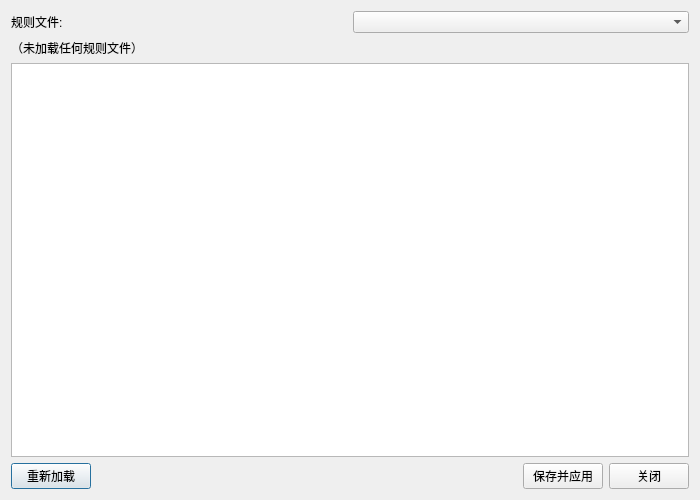
Qt form src/fuscan/gui/rule_editor.ui (gookeryoung/uniscan) before a commit.
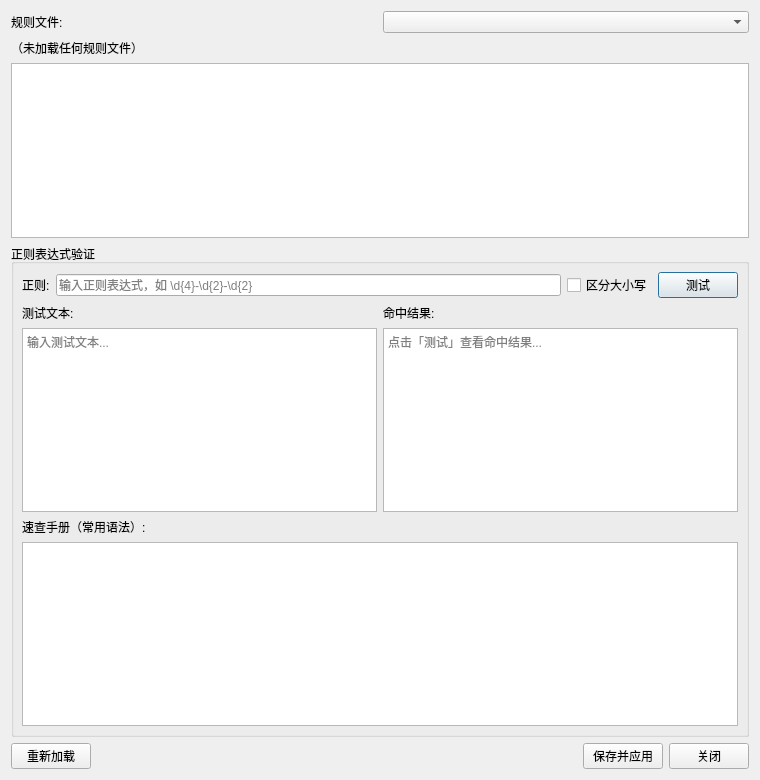
The same form after that commit.

Commit message: feat: 完成 req-13 功能优化（扫描取消加速/大文件跳过/7Z扫描/正则验证）

The edit to the form file:
```diff
--- a/src/fuscan/gui/rule_editor.ui
+++ b/src/fuscan/gui/rule_editor.ui
@@ -6,10 +6,16 @@
    <rect>
     <x>0</x>
     <y>0</y>
-    <width>700</width>
-    <height>500</height>
+    <width>760</width>
+    <height>780</height>
    </rect>
   </property>
+  <property name="minimumSize">
+   <size>
+    <width>760</width>
+    <height>780</height>
+   </size>
+  </property>
   <property name="windowTitle">
    <string>规则编辑器</string>
   </property>
@@ -45,6 +51,155 @@
      </property>
     </widget>
    </item>
+   <item>
+    <widget class="QGroupBox" name="regex_test_group">
+     <property name="title">
+      <string>正则表达式验证</string>
+     </property>
+     <property name="toolTip">
+      <string>测试正则表达式是否符合预期，与扫描引擎 finditer 行为一致</string>
+     </property>
+     <layout class="QVBoxLayout" name="regex_test_layout">
+      <property name="spacing">
+       <number>6</number>
+      </property>
+      <property name="leftMargin">
+       <number>8</number>
+      </property>
+      <property name="topMargin">
+       <number>8</number>
+      </property>
+      <property name="rightMargin">
+       <number>8</number>
+      </property>
+      <property name="bottomMargin">
+       <number>8</number>
+      </property>
+      <item>
+       <layout class="QHBoxLayout" name="regex_input_layout">
+        <item>
+         <widget class="QLabel" name="regex_pattern_label">
+          <property name="text">
+           <string>正则:</string>
+          </property>
+         </widget>
+        </item>
+        <item>
+         <widget class="QLineEdit" name="regex_pattern_edit">
+          <property name="toolTip">
+           <string>输入正则表达式，如 \d{4}-\d{2}-\d{2}</string>
+          </property>
+          <property name="placeholderText">
+           <string>输入正则表达式，如 \d{4}-\d{2}-\d{2}</string>
+          </property>
+          <property name="fontFamily" stdset="0">
+           <string>Consolas</string>
+          </property>
+          <property name="clearButtonEnabled">
+           <bool>true</bool>
+          </property>
+         </widget>
+        </item>
+        <item>
+         <widget class="QCheckBox" name="regex_case_sensitive_check">
+          <property name="toolTip">
+           <string>勾选后区分大小写（默认忽略大小写，与规则默认行为一致）</string>
+          </property>
+          <property name="text">
+           <string>区分大小写</string>
+          </property>
+         </widget>
+        </item>
+        <item>
+         <widget class="QPushButton" name="regex_test_btn">
+          <property name="toolTip">
+           <string>对测试文本执行正则匹配并显示命中结果</string>
+          </property>
+          <property name="text">
+           <string>测试</string>
+          </property>
+          <property name="default">
+           <bool>true</bool>
+          </property>
+         </widget>
+        </item>
+       </layout>
+      </item>
+      <item>
+       <layout class="QHBoxLayout" name="regex_io_layout">
+        <item>
+         <layout class="QVBoxLayout" name="test_text_col">
+          <item>
+           <widget class="QLabel" name="test_text_label">
+            <property name="text">
+             <string>测试文本:</string>
+            </property>
+           </widget>
+          </item>
+          <item>
+           <widget class="QPlainTextEdit" name="regex_test_text_edit">
+            <property name="toolTip">
+             <string>支持多行文本；每行独立匹配，跨行不连接</string>
+            </property>
+            <property name="placeholderText">
+             <string>输入测试文本...</string>
+            </property>
+           </widget>
+          </item>
+         </layout>
+        </item>
+        <item>
+         <layout class="QVBoxLayout" name="regex_result_col">
+          <item>
+           <widget class="QLabel" name="regex_result_label">
+            <property name="text">
+             <string>命中结果:</string>
+            </property>
+           </widget>
+          </item>
+          <item>
+           <widget class="QTextEdit" name="regex_result_view">
+            <property name="toolTip">
+             <string>显示每个命中的位置、文本与捕获组</string>
+            </property>
+            <property name="readOnly">
+             <bool>true</bool>
+            </property>
+            <property name="fontFamily" stdset="0">
+             <string>Consolas</string>
+            </property>
+            <property name="placeholderText">
+             <string>点击「测试」查看命中结果...</string>
+            </property>
+           </widget>
+          </item>
+         </layout>
+        </item>
+       </layout>
+      </item>
+      <item>
+       <widget class="QLabel" name="regex_cheatsheet_label">
+        <property name="text">
+         <string>速查手册（常用语法）:</string>
+        </property>
+        <property name="toolTip">
+         <string>Python re 模块支持的常用正则语法</string>
+        </property>
+       </widget>
+      </item>
+      <item>
+       <widget class="QTextEdit" name="regex_cheatsheet_view">
+        <property name="readOnly">
+         <bool>true</bool>
+        </property>
+        <property name="fontFamily" stdset="0">
+         <string>Consolas</string>
+        </property>
+       </widget>
+      </item>
+     </layout>
+    </widget>
+   </item>
    <item>
     <layout class="QHBoxLayout" name="btn_layout">
      <item>
```
The commit also changes 25 other files.
